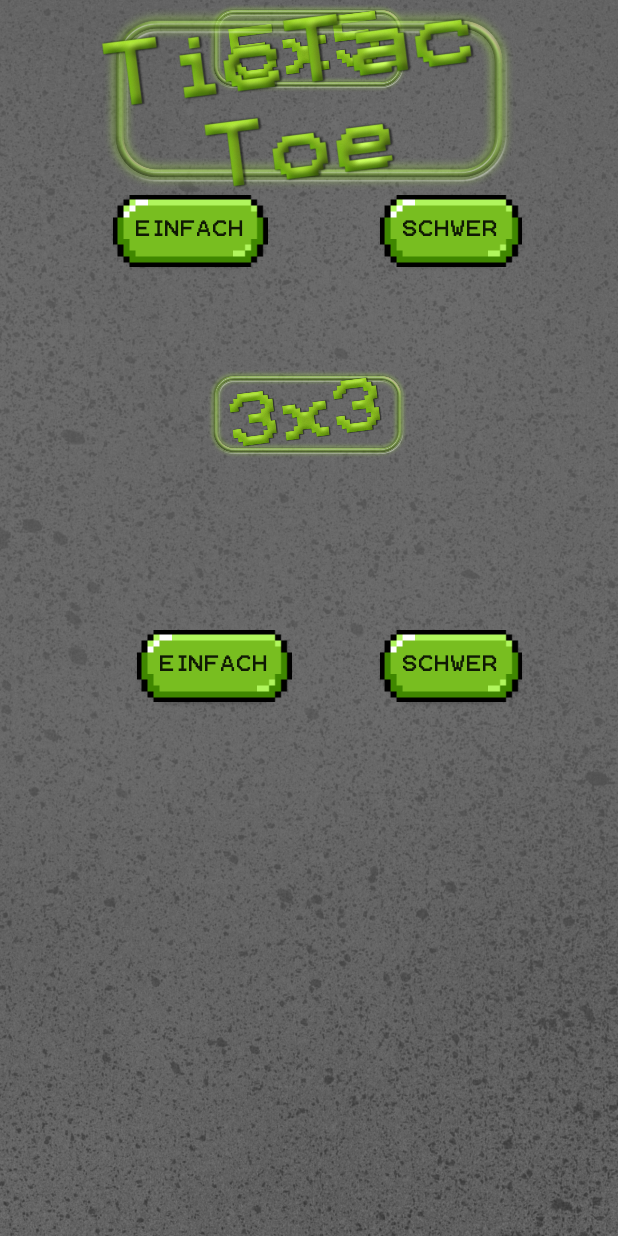
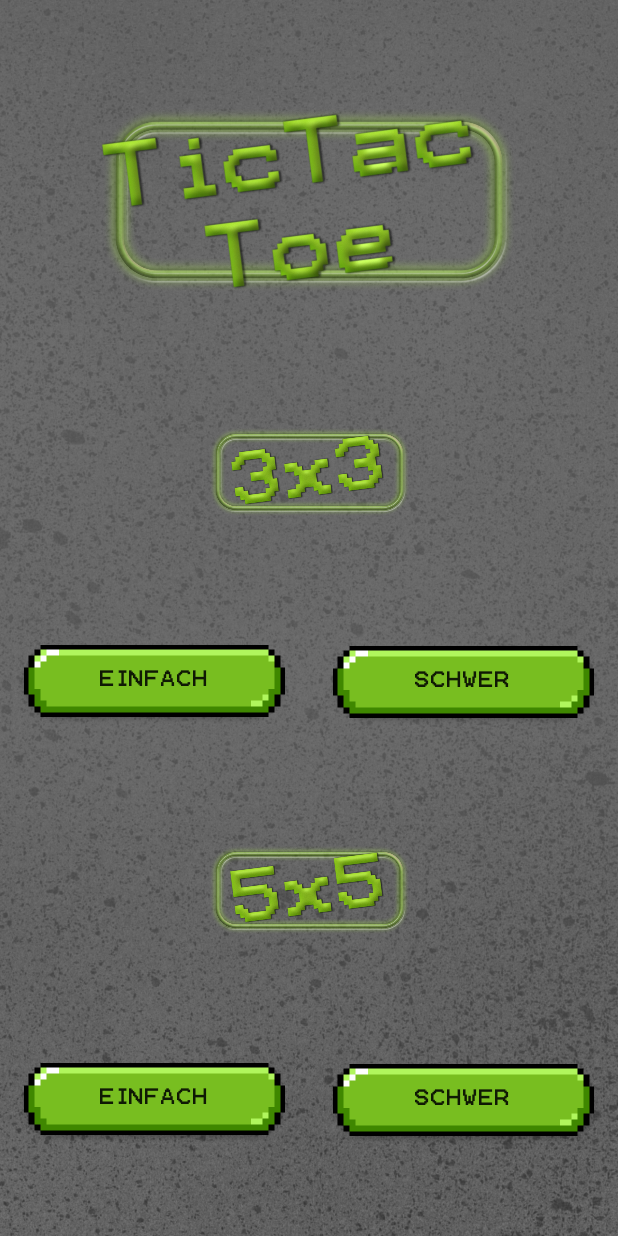
Before and after one commit to JuliaMWeber/teamD, an Android app: the StartTicTacToeActivity screen opened directly, with no data from a screen before it, on a phone screen of 412 x 824 dp. Run offline under Robolectric (Android 15) with nearby library versions, the phone set to English and light mode, and no system bars.

Commit message:
TTT Layout

```diff
--- a/app/src/main/java/de/thm/mow2gamecollection/sudoku/view/SudokuBoardView.kt
+++ b/app/src/main/java/de/thm/mow2gamecollection/sudoku/view/SudokuBoardView.kt
@@ -78,7 +78,7 @@ class SudokuBoardView(context: Context, attributeSet: AttributeSet) : View(conte
 
     private val richtigeZelle = Paint().apply {
         style = Style.FILL_AND_STROKE
-        color = Color.GREEN
+        color = Color.parseColor("#80ba24")
     }
 
     private val falscheZelle = Paint().apply {
--- a/app/src/main/res/layout/activity_start_tic_tac_toe.xml
+++ b/app/src/main/res/layout/activity_start_tic_tac_toe.xml
@@ -6,11 +6,42 @@
     android:layout_height="match_parent"
     tools:context=".tictactoe.controller.StartTicTacToeActivity">
 
+  <ImageView
+      android:id="@+id/imageView4"
+      android:layout_width="380dp"
+      android:layout_height="132dp"
+      android:layout_marginStart="16dp"
+      android:layout_marginTop="16dp"
+      android:layout_marginEnd="16dp"
+      android:layout_marginBottom="16dp"
+      app:layout_constraintBottom_toTopOf="@+id/imageView2"
+      app:layout_constraintEnd_toEndOf="parent"
+      app:layout_constraintStart_toStartOf="parent"
+      app:layout_constraintTop_toTopOf="parent"
+      app:srcCompat="@drawable/tictactoe" />
+
+  <ImageView
+      android:id="@+id/imageView2"
+      android:layout_width="146dp"
+      android:layout_height="64dp"
+      android:layout_marginStart="16dp"
+      android:layout_marginTop="16dp"
+      android:layout_marginEnd="16dp"
+      android:layout_marginBottom="16dp"
+      app:layout_constraintBottom_toTopOf="@+id/easyButton"
+      app:layout_constraintEnd_toEndOf="parent"
+      app:layout_constraintStart_toStartOf="parent"
+      app:layout_constraintTop_toBottomOf="@+id/imageView4"
+      app:srcCompat="@drawable/start3x3" />
 
   <Button
       android:id="@+id/easyButton"
-      android:layout_width="wrap_content"
+      android:layout_width="0dp"
       android:layout_height="wrap_content"
+      android:layout_marginStart="16dp"
+      android:layout_marginTop="16dp"
+      android:layout_marginEnd="16dp"
+      android:layout_marginBottom="16dp"
       android:background="@drawable/pixel_button_small_oval_thm_primary"
       android:text="Einfach"
       app:layout_constraintBottom_toTopOf="@+id/imageView3"
@@ -18,34 +49,47 @@
       app:layout_constraintStart_toStartOf="parent"
       app:layout_constraintTop_toBottomOf="@+id/imageView2" />
 
+
   <Button
       android:id="@+id/hardButton"
-      android:layout_width="wrap_content"
-      android:layout_height="wrap_content"
-      android:layout_marginEnd="64dp"
+      android:layout_width="0dp"
+      android:layout_height="48dp"
+      android:layout_marginStart="16dp"
+      android:layout_marginTop="16dp"
+      android:layout_marginEnd="16dp"
+      android:layout_marginBottom="16dp"
       android:background="@drawable/pixel_button_small_oval_thm_primary"
       android:text="Schwer"
       app:layout_constraintBottom_toTopOf="@+id/imageView3"
       app:layout_constraintEnd_toEndOf="parent"
+      app:layout_constraintStart_toEndOf="@+id/easyButton"
       app:layout_constraintTop_toBottomOf="@+id/imageView2"
+      app:layout_constraintVertical_bias="0.503"
       tools:ignore="MissingConstraints" />
 
   <ImageView
-      android:id="@+id/imageView2"
+      android:id="@+id/imageView3"
       android:layout_width="146dp"
       android:layout_height="64dp"
-      android:layout_marginTop="112dp"
+      android:layout_marginStart="16dp"
+      android:layout_marginTop="16dp"
+      android:layout_marginEnd="16dp"
+      android:layout_marginBottom="16dp"
+      app:layout_constraintBottom_toTopOf="@+id/easyButton5x5"
       app:layout_constraintEnd_toEndOf="parent"
-      app:layout_constraintHorizontal_bias="0.497"
+      app:layout_constraintHorizontal_bias="0.501"
       app:layout_constraintStart_toStartOf="parent"
-      app:layout_constraintTop_toBottomOf="@+id/imageView4"
-      app:srcCompat="@drawable/start3x3" />
-
+      app:layout_constraintTop_toBottomOf="@+id/easyButton"
+      app:srcCompat="@drawable/start5x5" />
 
   <Button
       android:id="@+id/easyButton5x5"
-      android:layout_width="wrap_content"
-      android:layout_height="wrap_content"
+      android:layout_width="0dp"
+      android:layout_height="48dp"
+      android:layout_marginStart="16dp"
+      android:layout_marginTop="16dp"
+      android:layout_marginEnd="16dp"
+      android:layout_marginBottom="16dp"
       android:background="@drawable/pixel_button_small_oval_thm_primary"
       android:text="Einfach"
       app:layout_constraintBottom_toBottomOf="parent"
@@ -53,36 +97,25 @@
       app:layout_constraintHorizontal_bias="0.608"
       app:layout_constraintStart_toStartOf="parent"
       app:layout_constraintTop_toBottomOf="@+id/imageView3"
+      app:layout_constraintVertical_bias="0.5"
       tools:ignore="MissingConstraints" />
 
   <Button
       android:id="@+id/hardButton5x5"
-      android:layout_width="wrap_content"
-      android:layout_height="wrap_content"
-      android:layout_marginEnd="64dp"
+      android:layout_width="0dp"
+      android:layout_height="48dp"
+      android:layout_marginStart="16dp"
+      android:layout_marginTop="16dp"
+      android:layout_marginEnd="16dp"
+      android:layout_marginBottom="16dp"
       android:background="@drawable/pixel_button_small_oval_thm_primary"
       android:text="Schwer"
       app:layout_constraintBottom_toBottomOf="parent"
       app:layout_constraintEnd_toEndOf="parent"
+      app:layout_constraintStart_toEndOf="@+id/easyButton5x5"
       app:layout_constraintTop_toBottomOf="@+id/imageView3"
+      app:layout_constraintVertical_bias="0.572"
       tools:ignore="MissingConstraints" />
 
-  <ImageView
-      android:id="@+id/imageView3"
-      android:layout_width="146dp"
-      android:layout_height="64dp"
-      app:layout_constraintEnd_toEndOf="parent"
-      app:layout_constraintHorizontal_bias="0.497"
-      app:layout_constraintStart_toStartOf="parent"
-      app:srcCompat="@drawable/start5x5"
-      tools:layout_editor_absoluteY="486dp" />
 
-  <ImageView
-      android:id="@+id/imageView4"
-      android:layout_width="380dp"
-      android:layout_height="132dp"
-      app:layout_constraintEnd_toEndOf="parent"
-      app:layout_constraintStart_toStartOf="parent"
-      app:layout_constraintTop_toTopOf="parent"
-      app:srcCompat="@drawable/tictactoe" />
 </androidx.constraintlayout.widget.ConstraintLayout>
```
